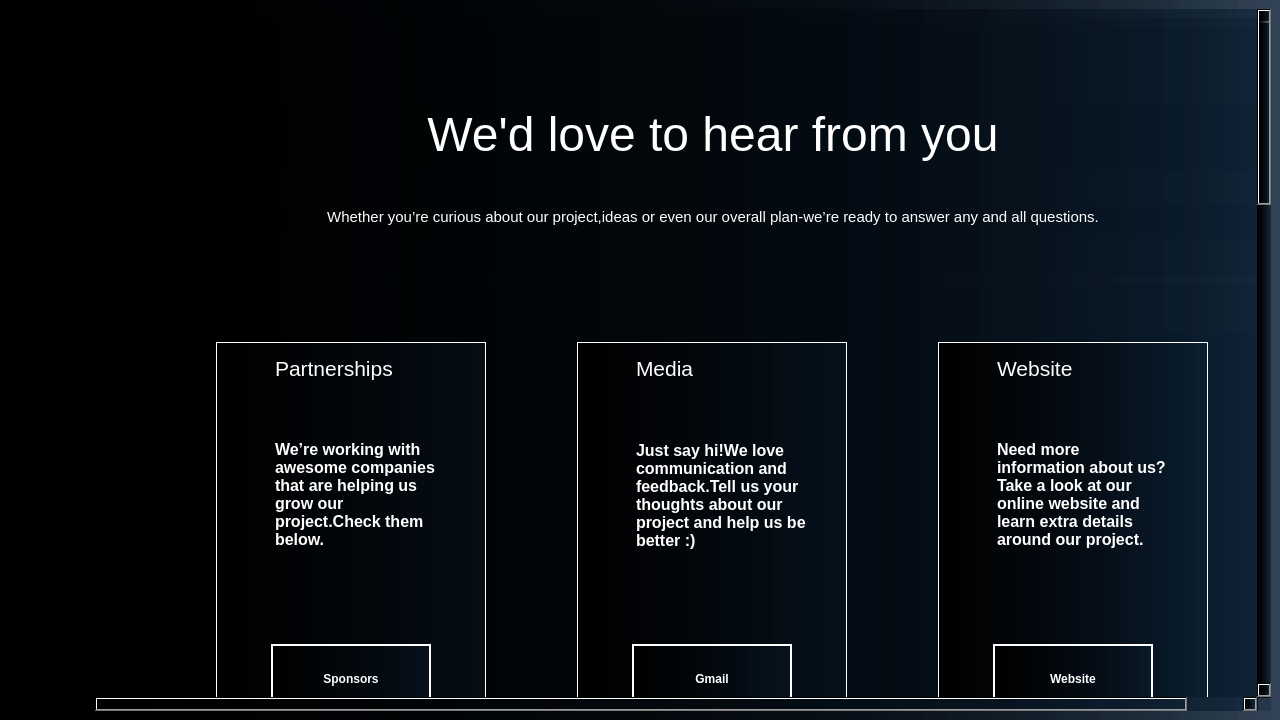
Old version of the form mainwindow.ui in the repository Rem-Ihu/rem-ng-assist.
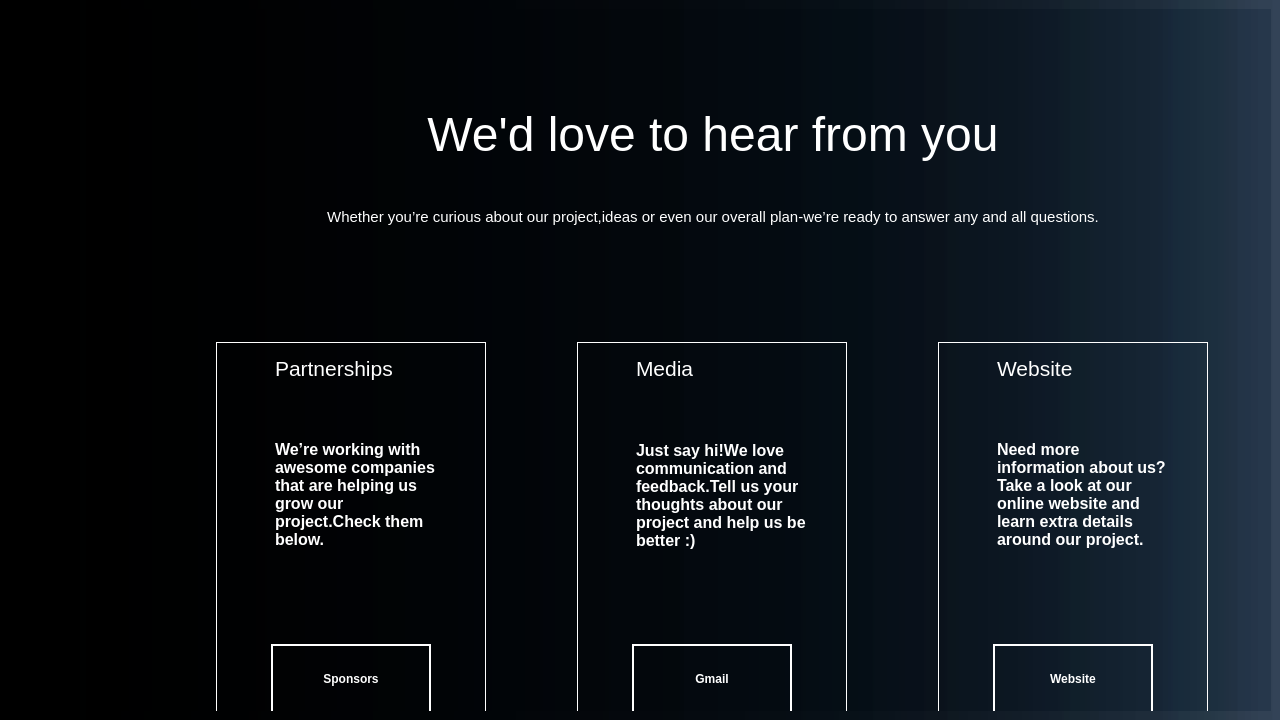
New version of the form. Icons and pictures are not drawn.

Commit message: FINISHED CONTACT

What changed in the file:
```diff
--- a/mainwindow.ui
+++ b/mainwindow.ui
@@ -4642,21 +4642,33 @@
           <property name="styleSheet">
            <string notr="true">border:none;</string>
           </property>
+          <property name="verticalScrollBarPolicy">
+           <enum>Qt::ScrollBarAlwaysOff</enum>
+          </property>
+          <property name="horizontalScrollBarPolicy">
+           <enum>Qt::ScrollBarAlwaysOff</enum>
+          </property>
           <property name="widgetResizable">
            <bool>true</bool>
           </property>
           <widget class="QWidget" name="scrollAreaWidgetContents_4">
            <property name="geometry">
             <rect>
-             <x>-132</x>
-             <y>-156</y>
+             <x>-115</x>
+             <y>-1053</y>
              <width>1286</width>
              <height>2415</height>
             </rect>
            </property>
+           <property name="styleSheet">
+            <string notr="true">background-color: rgba(255, 0, 0, 0);</string>
+           </property>
            <layout class="QGridLayout" name="gridLayout_25">
             <item row="3" column="1">
-             <widget class="QFrame" name="frame">
+             <widget class="QFrame" name="frame_BehindEverything">
+              <property name="styleSheet">
+               <string notr="true">background-color: rgba(255, 0, 0, 0);</string>
+              </property>
               <property name="frameShape">
                <enum>QFrame::StyledPanel</enum>
               </property>
@@ -4672,6 +4684,9 @@
                    <height>500</height>
                   </size>
                  </property>
+                 <property name="styleSheet">
+                  <string notr="true">background-color: rgba(255, 0, 0, 0);</string>
+                 </property>
                  <property name="frameShape">
                   <enum>QFrame::StyledPanel</enum>
                  </property>
@@ -4694,7 +4709,7 @@
                      </size>
                     </property>
                     <property name="styleSheet">
-                     <string notr="true"/>
+                     <string notr="true">background-color: rgba(255, 0, 0, 0);</string>
                     </property>
                     <property name="frameShape">
                      <enum>QFrame::StyledPanel</enum>
@@ -4712,7 +4727,8 @@
                         </size>
                        </property>
                        <property name="styleSheet">
-                        <string notr="true">border: 1px solid white;</string>
+                        <string notr="true">border: 1px solid white;
+background-color: rgba(255, 0, 0, 0);</string>
                        </property>
                        <property name="frameShape">
                         <enum>QFrame::StyledPanel</enum>
@@ -4846,6 +4862,7 @@
                        </property>
                        <property name="styleSheet">
                         <string notr="true">border: 1px solid white;
+background-color: rgba(255, 0, 0, 0);
 </string>
                        </property>
                        <property name="frameShape">
@@ -4986,6 +5003,7 @@
                        </property>
                        <property name="styleSheet">
                         <string notr="true">border: 1px solid white;
+background-color: rgba(255, 0, 0, 0);
 </string>
                        </property>
                        <property name="frameShape">
@@ -5057,6 +5075,9 @@
                         </item>
                         <item row="0" column="1">
                          <widget class="QTextBrowser" name="textBrowser_Website">
+                          <property name="enabled">
+                           <bool>false</bool>
+                          </property>
                           <property name="maximumSize">
                            <size>
                             <width>16777215</width>
@@ -5618,6 +5639,9 @@
                    <height>250</height>
                   </size>
                  </property>
+                 <property name="styleSheet">
+                  <string notr="true">background-color: rgba(255, 0, 0, 0);</string>
+                 </property>
                  <property name="frameShape">
                   <enum>QFrame::StyledPanel</enum>
                  </property>
@@ -5627,6 +5651,9 @@
                  <layout class="QGridLayout" name="gridLayout_26">
                   <item row="1" column="0">
                    <widget class="QTextBrowser" name="textBrowser_Title">
+                    <property name="enabled">
+                     <bool>false</bool>
+                    </property>
                     <property name="minimumSize">
                      <size>
                       <width>0</width>
```
Left out of the diff: 86 changed lines with no effect on the pictures.
